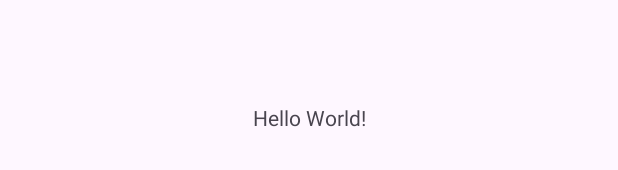
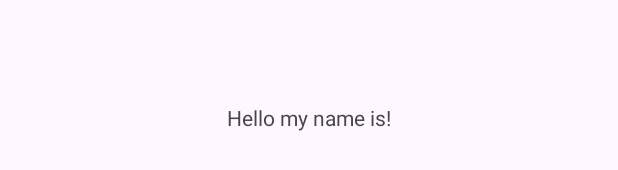
Before and after one commit to wosweds/My_Application, an Android app: the layout activity_main.xml on its own in the app's theme, with its tools: preview values and no code run, on a phone screen of 412 x 824 dp. Shown: the part 501-671 px from the top of the screen. Run offline under Robolectric (Android 15) with nearby library versions, the phone set to English and light mode, and no system bars.

Commit message:
text changed

```diff
--- a/app/src/main/res/layout/activity_main.xml
+++ b/app/src/main/res/layout/activity_main.xml
@@ -9,7 +9,7 @@
     <TextView
         android:layout_width="wrap_content"
         android:layout_height="wrap_content"
-        android:text="Hello World!"
+        android:text="Hello my name is!"
         app:layout_constraintBottom_toBottomOf="parent"
         app:layout_constraintEnd_toEndOf="parent"
         app:layout_constraintStart_toStartOf="parent"
```
